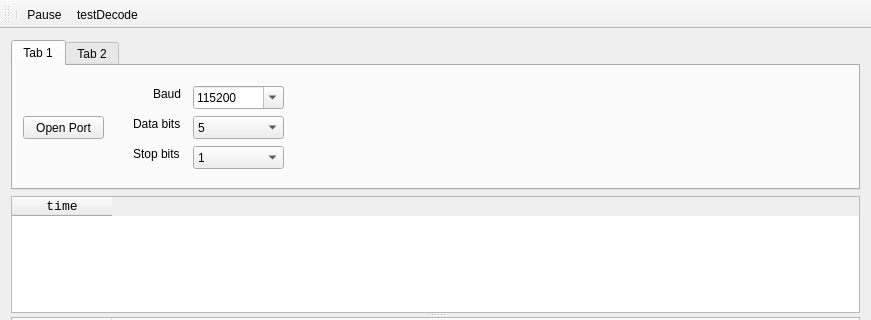
Before: the Qt Designer form project/src/mainwindow.ui in pioupus/qProtocolAnalyzer, drawn with Qt 5; both pictures show x 0 to 871 and y 0 to 320 of the 871 by 467 pixel window.
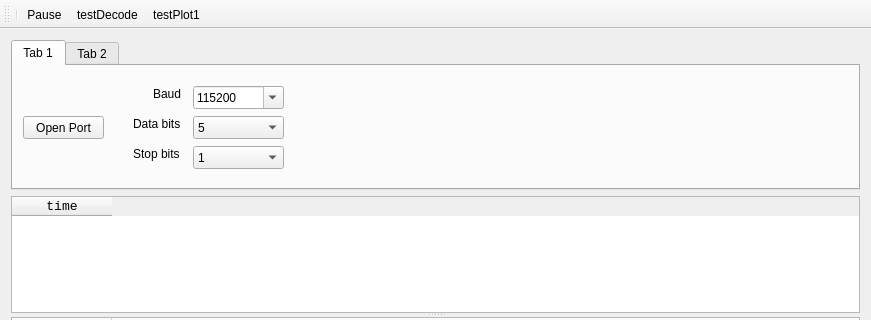
After: the same form once the commit is applied.

```diff
--- a/project/src/mainwindow.ui
+++ b/project/src/mainwindow.ui
@@ -330,6 +330,7 @@
    <addaction name="separator"/>
    <addaction name="actionPause"/>
    <addaction name="actionTestDecode"/>
+   <addaction name="actionTestPlot1"/>
   </widget>
   <widget class="QStatusBar" name="statusBar"/>
   <action name="actionPause">
@@ -352,6 +353,11 @@
     <string>removeFromPlot</string>
    </property>
   </action>
+  <action name="actionTestPlot1">
+   <property name="text">
+    <string>testPlot1</string>
+   </property>
+  </action>
  </widget>
  <layoutdefault spacing="6" margin="11"/>
  <resources/>
```
